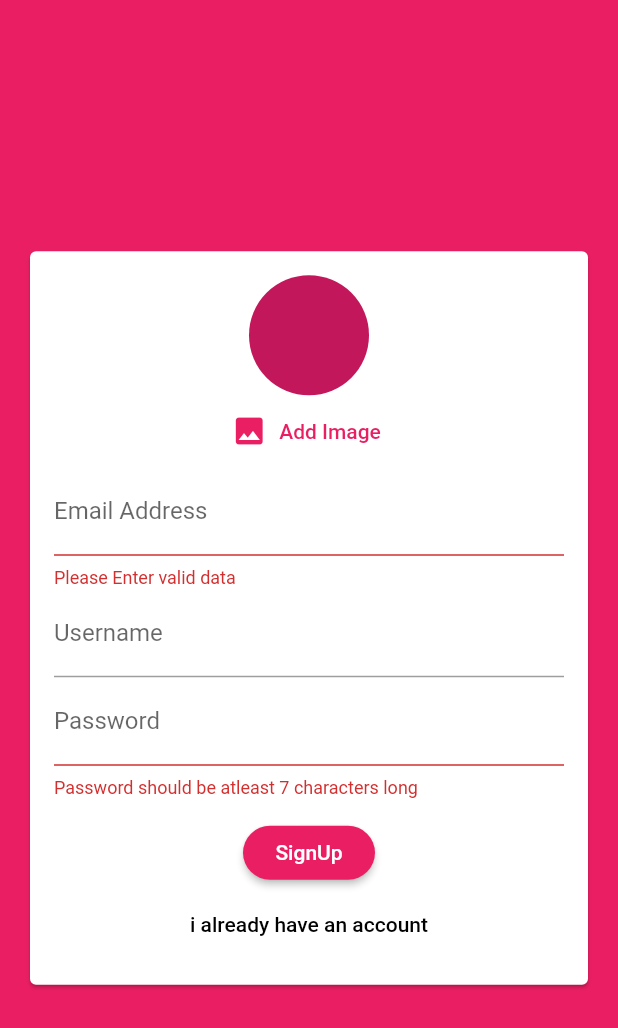
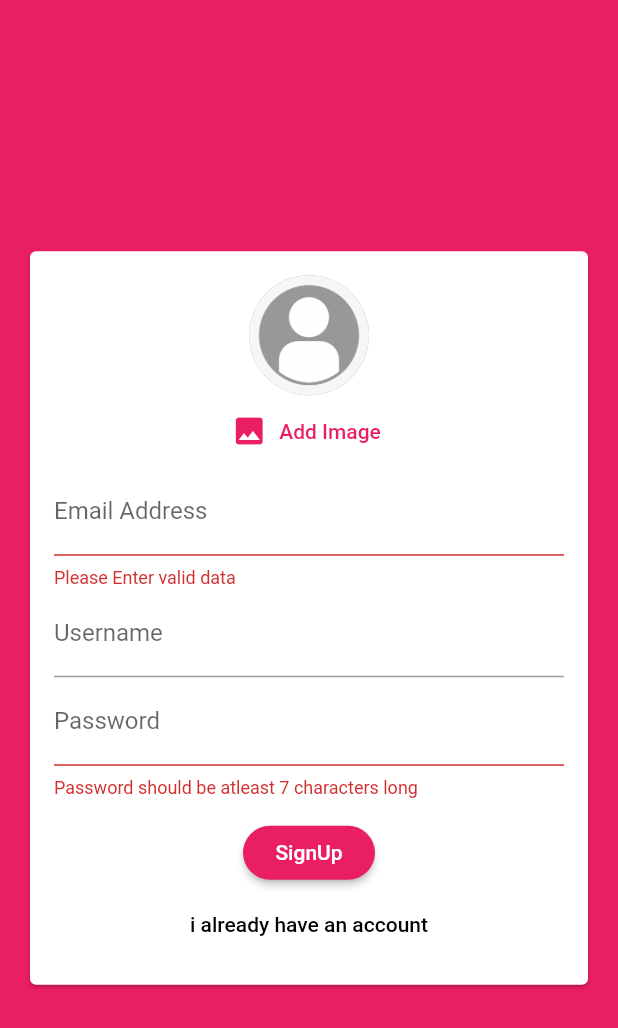
Before and after one commit to Monik09/Chat-App, a Flutter app: the screen it shows after launch, after a tap on "Login", after a tap on "Create New Account", on a phone screen of 412 x 824 dp. Shown: the top 1028 px of the screen. Run offline on Flutter 3.47's test engine with Material 2 defaults, Android fonts, the phone set to English and light mode, and no system bars; our stand-ins replace cloud_firestore, firebase_auth, firebase_messaging, firebase_storage, image_picker; accounts and stored records are empty.

Commit message:
Fixed small issues and completed app

```diff
--- a/lib/main.dart
+++ b/lib/main.dart
@@ -3,6 +3,7 @@ import 'package:firebase_auth/firebase_auth.dart';
 
 import './screens/chat_screen.dart';
 import './screens/auth_screen.dart';
+import './screens/splash_screen.dart';
 
 void main() {
   runApp(MyApp());
@@ -28,6 +29,9 @@ class MyApp extends StatelessWidget {
       home: StreamBuilder(
           stream: FirebaseAuth.instance.onAuthStateChanged,
           builder: (ctx, userSnapshot) {
+            if (userSnapshot.connectionState == ConnectionState.waiting) {
+              return SplashScreen();
+            }
             if (userSnapshot.hasData) {
               return ChatScreen();
             }
--- a/lib/screens/chat_screen.dart
+++ b/lib/screens/chat_screen.dart
@@ -13,6 +13,7 @@ class ChatScreen extends StatefulWidget {
 class _ChatScreenState extends State<ChatScreen> {
   @override
   void initState() {
+    super.initState();
     final fbm = FirebaseMessaging();
     fbm.requestNotificationPermissions();
     fbm.configure(
@@ -29,8 +30,6 @@ class _ChatScreenState extends State<ChatScreen> {
         return;
       },
     );
-
-    super.initState();
   }
 
   @override
@@ -44,6 +43,7 @@ class _ChatScreenState extends State<ChatScreen> {
               Icons.more_vert,
               color: Theme.of(context).primaryIconTheme.color,
             ),
+            underline: Container(),
             items: [
               DropdownMenuItem(
                   child: Container(
--- /dev/null
+++ b/lib/screens/splash_screen.dart
@@ -0,0 +1,16 @@
+import 'package:flutter/material.dart';
+
+class SplashScreen extends StatelessWidget {
+  @override
+  Widget build(BuildContext context) {
+    return Scaffold(
+      backgroundColor: Theme.of(context).primaryColor,
+      body: Center(child: Column(
+        children: [
+          CircularProgressIndicator(),
+          Text("Loading..."),
+        ],
+      ),),
+    );
+  }
+}
--- a/lib/widgets/auth_widget/auth_forms_widget.dart
+++ b/lib/widgets/auth_widget/auth_forms_widget.dart
@@ -67,6 +67,9 @@ class _AuthFormState extends State<AuthForm> {
                 TextFormField(
                   key: ValueKey('Email'),
                   keyboardType: TextInputType.emailAddress,
+                  autocorrect: false,
+                  textCapitalization: TextCapitalization.none,
+                  enableSuggestions: false,
                   validator: (value) {
                     if (value.isEmpty ||
                         !value.contains('@') &&
@@ -84,6 +87,9 @@ class _AuthFormState extends State<AuthForm> {
                 ),
                 if (!_isLogin)
                   TextFormField(
+                    textCapitalization: TextCapitalization.words,
+                    autocorrect: true,
+                    enableSuggestions: true,
                     key: ValueKey("UserName"),
                     validator: (value) {
                       if (value.isEmpty || value.length < 5) {
--- a/lib/widgets/chat/new_message.dart
+++ b/lib/widgets/chat/new_message.dart
@@ -61,6 +61,9 @@ class _NewMessageState extends State<NewMessage> {
         children: [
           Expanded(
             child: TextField(
+              textCapitalization: TextCapitalization.sentences,
+              autocorrect: true,
+              enableSuggestions: true,
               controller: _controller,
               decoration: InputDecoration(labelText: 'Send a message..'),
               onChanged: (value) {
--- a/lib/widgets/pickers/user_image_picker.dart
+++ b/lib/widgets/pickers/user_image_picker.dart
@@ -28,8 +28,9 @@ class _UserImagePickerState extends State<UserImagePicker> {
       children: [
         CircleAvatar(
           radius: 40,
+          backgroundColor: Colors.grey,
           backgroundImage:
-              _pickedImage != null ? FileImage(_pickedImage) : null,
+              _pickedImage != null ? FileImage(_pickedImage) :AssetImage('assets/user5.png',),
         ),
         FlatButton.icon(
           onPressed: _pickImage,
--- a/pubspec.yaml
+++ b/pubspec.yaml
@@ -50,8 +50,9 @@ flutter:
   uses-material-design: true
 
   # To add assets to your application, add an assets section, like this:
-  # assets:
-  #   - images/a_dot_burr.jpeg
+  assets:
+    - assets/user_icon.png
+    - assets/user5.png
   #   - images/a_dot_ham.jpeg
 
   # An image asset can refer to one or more resolution-specific "variants", see
```
Also changed, not shown: assets/user5.png (added), assets/user_icon.png (added).
